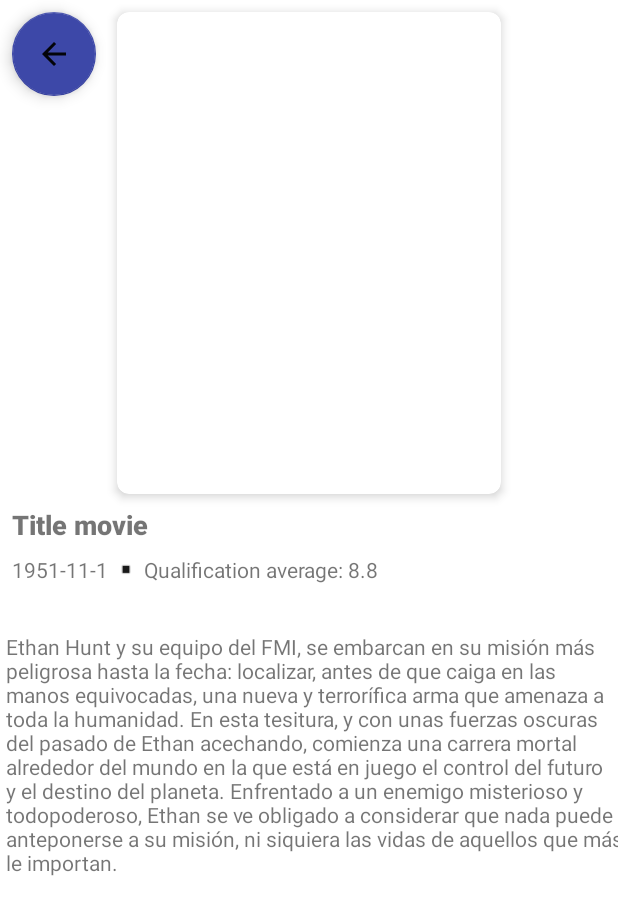
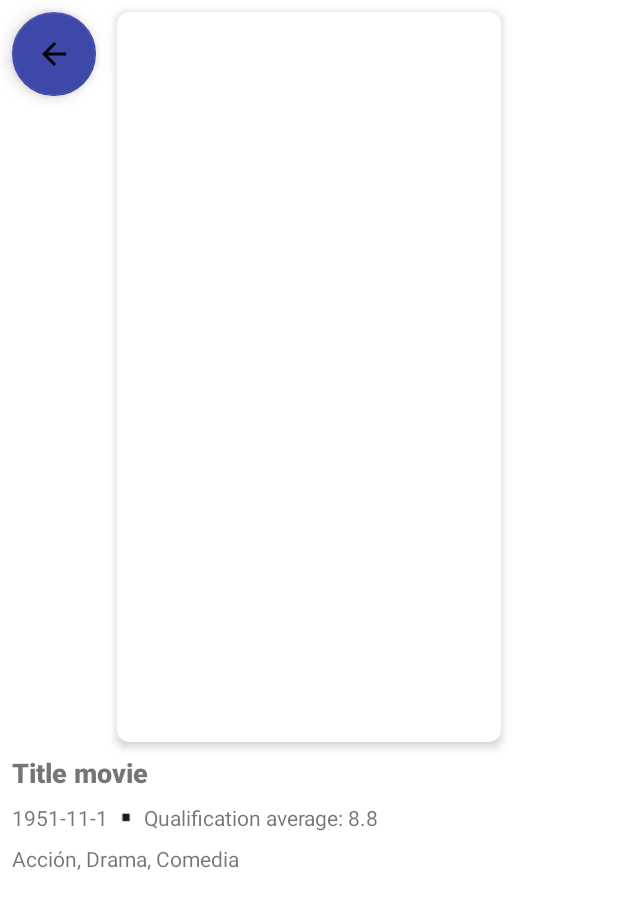
Before and after one commit to codigo-alan/ApiMovies, an Android app: the layout fragment_detail.xml on its own in the app's theme, with its tools: preview values and no code run, on a phone screen of 412 x 824 dp. Shown: the top 915 px of the screen. Run offline under Robolectric (Android 15) with nearby library versions, the phone set to English and light mode, and no system bars; network calls fail.

Commit message:
Obtain genres from api and draw it in view detail

```diff
--- a/app/src/main/java/com/example/apimovies/model/Movie.kt
+++ b/app/src/main/java/com/example/apimovies/model/Movie.kt
@@ -10,5 +10,6 @@ data class Movie(
     @SerializedName("release_date") val releaseDate: String,
     val overview: String,
     @SerializedName("vote_average") val voteAverage: String,
+    @SerializedName("genre_ids") val genres: List<Int>,
     @SerializedName("poster_path") val posterPath: String
 )
--- a/app/src/main/res/drawable/baseline_arrow_back_24.xml
+++ b/app/src/main/res/drawable/baseline_arrow_back_24.xml
@@ -1,5 +1,5 @@
 <vector android:alpha="0.95" android:autoMirrored="true"
-    android:height="24dp" android:tint="#070707"
+    android:height="24dp" android:tint="#FFFFFF"
     android:viewportHeight="24" android:viewportWidth="24"
     android:width="24dp" xmlns:android="http://schemas.android.com/apk/res/android">
     <path android:fillColor="@android:color/white" android:pathData="M20,11H7.83l5.59,-5.59L12,4l-8,8 8,8 1.41,-1.41L7.83,13H20v-2z"/>
--- a/app/src/main/res/layout/fragment_detail.xml
+++ b/app/src/main/res/layout/fragment_detail.xml
@@ -59,7 +59,7 @@
         android:layout_width="wrap_content"
         android:layout_height="wrap_content"
         android:orientation="horizontal"
-        app:layout_constraintGuide_percent="0.4" />
+        app:layout_constraintGuide_percent="0.6" />
 
     <TextView
         android:id="@+id/releaseTv"
@@ -85,10 +85,19 @@
         android:layout_height="wrap_content"
         android:layout_marginVertical="32dp"
         android:layout_marginHorizontal="8dp"
-        tools:text="Ethan Hunt y su equipo del FMI, se embarcan en su misión más peligrosa hasta la fecha: localizar, antes de que caiga en las manos equivocadas, una nueva y terrorífica arma que amenaza a toda la humanidad. En esta tesitura, y con unas fuerzas oscuras del pasado de Ethan acechando, comienza una carrera mortal alrededor del mundo en la que está en juego el control del futuro y el destino del planeta. Enfrentado a un enemigo misterioso y todopoderoso, Ethan se ve obligado a considerar que nada puede anteponerse a su misión, ni siquiera las vidas de aquellos que más le importan."
+        android:paddingHorizontal="2dp"
         app:layout_constraintStart_toStartOf="@+id/titleTv"
-        app:layout_constraintTop_toBottomOf="@+id/releaseTv"
+        app:layout_constraintTop_toBottomOf="@+id/genresTv"
         app:layout_constraintEnd_toEndOf="parent" />
+
+    <TextView
+        android:id="@+id/genresTv"
+        android:layout_width="wrap_content"
+        android:layout_height="wrap_content"
+        tools:text="Acción, Drama, Comedia"
+        android:layout_marginTop="8dp"
+        app:layout_constraintStart_toStartOf="@+id/titleTv"
+        app:layout_constraintTop_toBottomOf="@+id/releaseTv" />
 
     <ImageView
         android:id="@+id/imageView2"
--- a/app/src/main/res/values-night/themes.xml
+++ b/app/src/main/res/values-night/themes.xml
@@ -1,6 +1,6 @@
 <resources xmlns:tools="http://schemas.android.com/tools">
     <!-- Base application theme. -->
-    <style name="Theme.ApiMovies" parent="Theme.MaterialComponents.DayNight.DarkActionBar">
+    <style name="Theme.ApiMovies" parent="Theme.MaterialComponents.DayNight.NoActionBar">
         <!-- Primary brand color. -->
         <item name="colorPrimary">@color/primaryColor</item>
         <item name="colorPrimaryVariant">@color/primaryDarkColor</item>
--- a/app/src/main/res/values/themes.xml
+++ b/app/src/main/res/values/themes.xml
@@ -1,6 +1,6 @@
 <resources xmlns:tools="http://schemas.android.com/tools">
     <!-- Base application theme. -->
-    <style name="Theme.ApiMovies" parent="Theme.MaterialComponents.DayNight.DarkActionBar">
+    <style name="Theme.ApiMovies" parent="Theme.MaterialComponents.DayNight.NoActionBar">
         <!-- Primary brand color. -->
         <item name="colorPrimary">@color/primaryColor</item>
         <item name="colorPrimaryVariant">@color/primaryDarkColor</item>
```
Also changed, not shown: app/src/main/java/com/example/apimovies/model/Genre.kt (added, +10 -0 lines), app/src/main/java/com/example/apimovies/model/Repository.kt (+16 -4 lines), app/src/main/java/com/example/apimovies/retrofit/ApiInterface.kt (+9 -3 lines), app/src/main/java/com/example/apimovies/view/fragments/DetailFragment.kt (+11 -0 lines), app/src/main/java/com/example/apimovies/viewmodel/ListViewModel.kt (+16 -1 lines).
